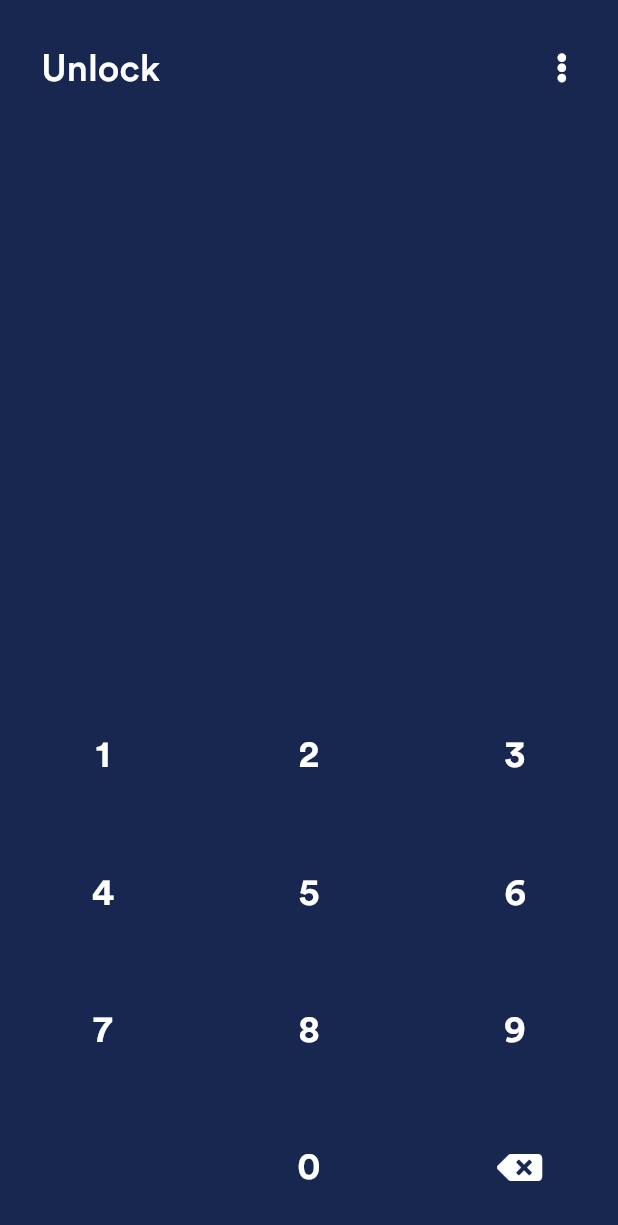
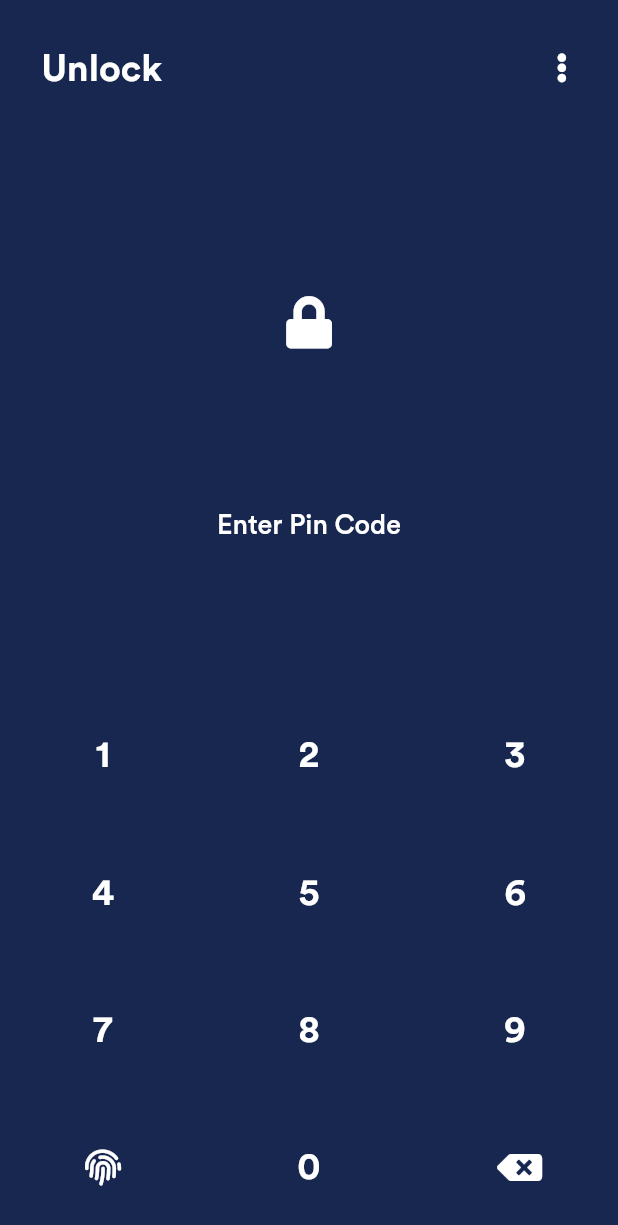
Before and after one commit to ethonline-2020/cryptowallet-app, a Flutter app: the ProfilePage screen opened directly, after a tap on "Pin Code Lock", on a phone screen of 412 x 824 dp. Shown: the top 1225 px of the screen. Run offline on Flutter 3.47's test engine with Material 2 defaults, Android fonts, the light colour scheme and no system bars; our stand-ins replace font_awesome_flutter, qr_flutter; missing offline and left inert: flutter_statusbarcolor; network calls fail.

Commit message:
lockscreen, profile page,user qr, onboarding ui

```diff
--- a/lib/appbars/appbar.dart
+++ b/lib/appbars/appbar.dart
@@ -28,7 +28,10 @@ class CustomAppBar extends StatelessWidget {
               Text(
                 title,
                 textAlign: TextAlign.left,
-                style: TextStyle(color: white, fontSize: fontSize(25)),
+                style: TextStyle(
+                    color: white,
+                    fontSize: fontSize(25),
+                    fontWeight: FontWeight.w700),
               ),
               Container(
                 alignment: Alignment.centerRight,
--- a/lib/components/lockscreen/lockbuttons.dart
+++ b/lib/components/lockscreen/lockbuttons.dart
@@ -13,7 +13,9 @@ class LockButton extends StatelessWidget {
     }
 
     return Container(
-      color: Colors.transparent,
+      decoration: BoxDecoration(
+        color: Colors.transparent,
+      ),
       alignment: Alignment.center,
       child: Text(
         title,
--- a/lib/components/lockscreen/lockkeypad.dart
+++ b/lib/components/lockscreen/lockkeypad.dart
@@ -15,14 +15,14 @@ class LockKeypad extends StatelessWidget {
             child: Row(
               children: <Widget>[
                 Expanded(
-                  child: GestureDetector(
+                  child: InkWell(
                       onTap: () {
                         onPressed("1");
                       },
                       child: LockButton(title: '1')),
                 ),
                 Expanded(
-                  child: GestureDetector(
+                  child: InkWell(
                     onTap: () {
                       onPressed("2");
                     },
@@ -30,7 +30,7 @@ class LockKeypad extends StatelessWidget {
                   ),
                 ),
                 Expanded(
-                  child: GestureDetector(
+                  child: InkWell(
                     onTap: () {
                       onPressed("3");
                     },
@@ -44,7 +44,7 @@ class LockKeypad extends StatelessWidget {
             child: Row(
               children: <Widget>[
                 Expanded(
-                  child: GestureDetector(
+                  child: InkWell(
                     onTap: () {
                       onPressed("4");
                     },
@@ -52,7 +52,7 @@ class LockKeypad extends StatelessWidget {
                   ),
                 ),
                 Expanded(
-                  child: GestureDetector(
+                  child: InkWell(
                     onTap: () {
                       onPressed("5");
                     },
@@ -60,7 +60,7 @@ class LockKeypad extends StatelessWidget {
                   ),
                 ),
                 Expanded(
-                  child: GestureDetector(
+                  child: InkWell(
                     onTap: () {
                       onPressed("6");
                     },
@@ -74,7 +74,7 @@ class LockKeypad extends StatelessWidget {
             child: Row(
               children: <Widget>[
                 Expanded(
-                  child: GestureDetector(
+                  child: InkWell(
                     onTap: () {
                       onPressed("7");
                     },
@@ -82,7 +82,7 @@ class LockKeypad extends StatelessWidget {
                   ),
                 ),
                 Expanded(
-                  child: GestureDetector(
+                  child: InkWell(
                     onTap: () {
                       onPressed("8");
                     },
@@ -90,7 +90,7 @@ class LockKeypad extends StatelessWidget {
                   ),
                 ),
                 Expanded(
-                  child: GestureDetector(
+                  child: InkWell(
                     onTap: () {
                       onPressed("9");
                     },
@@ -104,10 +104,16 @@ class LockKeypad extends StatelessWidget {
             child: Row(
               children: <Widget>[
                 Expanded(
-                  child: Container(),
+                  child: Container(
+                    alignment: Alignment.center,
+                    child: Icon(
+                      FontAwesomeIcons.fingerprint,
+                      color: white,
+                    ),
+                  ),
                 ),
                 Expanded(
-                  child: GestureDetector(
+                  child: InkWell(
                     onTap: () {
                       onPressed("0");
                     },
@@ -115,7 +121,7 @@ class LockKeypad extends StatelessWidget {
                   ),
                 ),
                 Expanded(
-                  child: GestureDetector(
+                  child: InkWell(
                     onTap: () {
                       onPressed("back");
                     },
--- a/lib/configs/colors.dart
+++ b/lib/configs/colors.dart
@@ -2,6 +2,7 @@ import 'package:flutter/material.dart';
 
 Color darkblue = Color(0xFF182750);
 Color lightblue = Color(0xFF243461);
+Color lighterblue = Color(0xFF0B9FFF);
 Color neonred = Color(0xFFDD4C90);
 Color neongreen = Color(0xFF8CF5D7);
 Color white = Colors.white;
--- a/lib/configs/strings.dart
+++ b/lib/configs/strings.dart
@@ -48,3 +48,8 @@ List transactionLogs = [
     "timestamp": "16 jan 2020"
   }
 ];
+
+List currency = ["usd", "inr", "gbp", "kd", "omr"];
+String appName = "CryptoWallet";
+String bodyText =
+    "Gas free transaction solution\nand Cryptocurrency wallet with tons of features";
--- a/lib/pages/dashboard.dart
+++ b/lib/pages/dashboard.dart
@@ -118,7 +118,9 @@ class _DashboardPageState extends State<DashboardPage> {
                             Text(
                               "Transactions",
                               style: TextStyle(
-                                  color: white, fontSize: fontSize(25)),
+                                  color: white,
+                                  fontSize: fontSize(25),
+                                  fontWeight: FontWeight.w700),
                             ),
                             Padding(
                               padding: EdgeInsets.all(5.0),
--- a/lib/pages/screenlock/screenlock.dart
+++ b/lib/pages/screenlock/screenlock.dart
@@ -1,6 +1,7 @@
 import 'package:cryptowallet/appbars/appbar.dart';
 import 'package:cryptowallet/components/lockscreen/lockkeypad.dart';
 import 'package:cryptowallet/configs/colors.dart';
+import 'package:cryptowallet/configs/dimensions.dart';
 import 'package:flutter/material.dart';
 import 'package:font_awesome_flutter/font_awesome_flutter.dart';
 
@@ -16,6 +17,12 @@ class _ScreenLockPageState extends State<ScreenLockPage> {
 
   @override
   Widget build(BuildContext context) {
+    double height = getheight(context);
+    double width = getwidth(context);
+    double fontSize(double size) {
+      return size * width / 414;
+    }
+
     return Scaffold(
       backgroundColor: darkblue,
       body: Container(
@@ -25,7 +32,35 @@ class _ScreenLockPageState extends State<ScreenLockPage> {
               title: "Unlock",
               icon: FontAwesomeIcons.ellipsisV,
             ),
-            Expanded(child: Container()),
+            Expanded(
+                child: Container(
+              child: Column(
+                children: <Widget>[
+                  Expanded(
+                    child: Container(
+                      child: Icon(
+                        FontAwesomeIcons.lock,
+                        color: white,
+                        size: fontSize(35),
+                      ),
+                    ),
+                  ),
+                  Container(
+                    height: height / 7,
+                    // color: black,
+                    child: Column(
+                      children: <Widget>[
+                        Text(
+                          "Enter Pin Code",
+                          style:
+                              TextStyle(color: white, fontSize: fontSize(18)),
+                        ),
+                      ],
+                    ),
+                  )
+                ],
+              ),
+            )),
             Expanded(
                 child: LockKeypad(
               onPressed: onKeyPressed,
```
Also changed, not shown: lib/buttons/button.dart (added, +34 -0 lines), lib/main.dart (+9 -1 lines), lib/pages/onboarding/onboardingpage.dart (added, +99 -0 lines), lib/pages/profilepage/profilepage.dart (+8 -2 lines), lib/pages/profilepage/profilepagepages/selectcurrency.dart (added, +54 -0 lines), lib/pages/profilepage/profilepagepages/userqr.dart (added, +74 -0 lines), pubspec.yaml (+10 -3 lines), assets/back.png (added), fonts/AfternooninStereo.ttf (added), fonts/CircularAir-Light.ttf (added), pubspec.lock, 3 other files.
